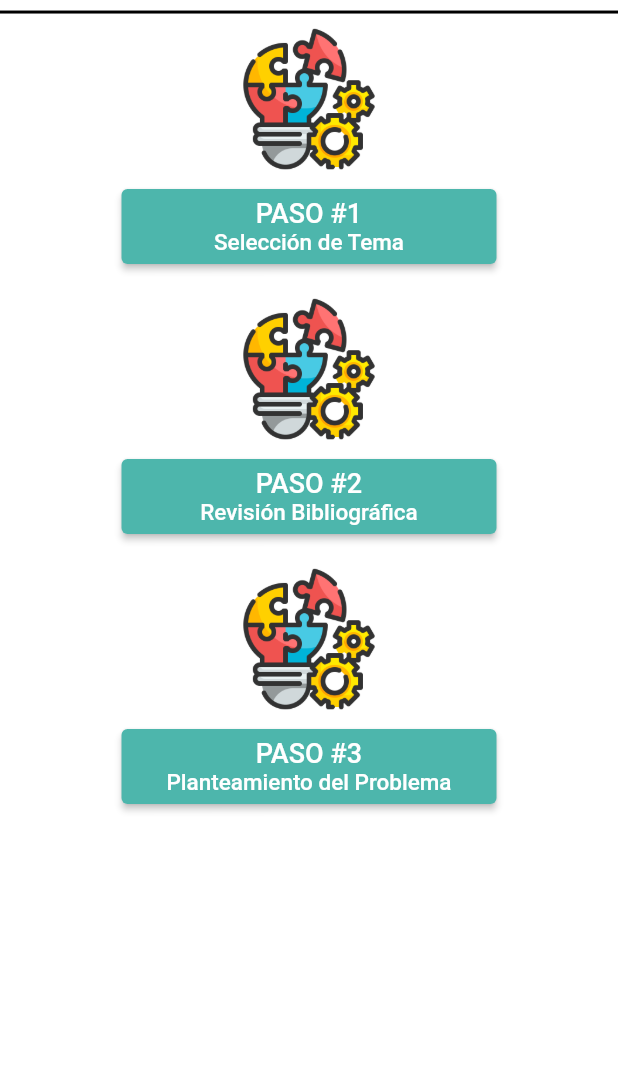
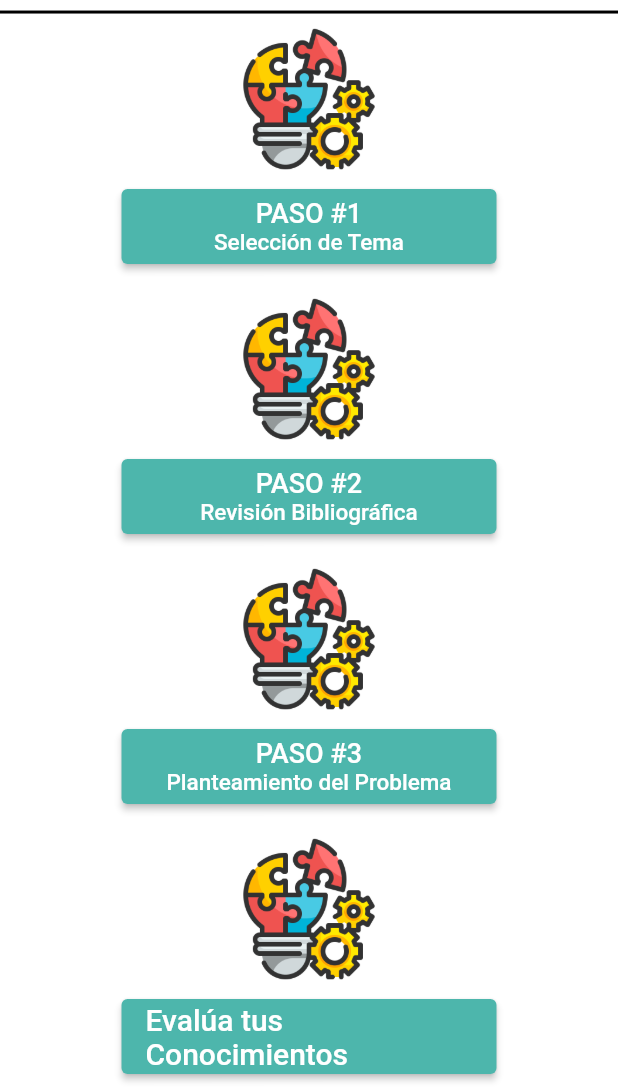
Before and after one commit to Edwin-DEV-py/trabajo, a Flutter app: the Cap1 screen opened directly, on a phone screen of 412 x 824 dp, the part 149-1236 px from its top. Run offline on Flutter 3.47's test engine with Material 2 defaults, Android fonts, the light colour scheme and no system bars; our stand-ins replace get.

Commit message:
ahi vamos

```diff
--- a/lib/views/modules/investigacion/capitulos/capitulo1/cap1.dart
+++ b/lib/views/modules/investigacion/capitulos/capitulo1/cap1.dart
@@ -30,6 +30,7 @@ class Cap1 extends StatelessWidget {
                     SizedBox(height: 20,),
                     btnpasos(context, 'PASO #3', 'Planteamiento del Problema',() { }),
                     SizedBox(height: 20,),
+                    btnQuiz(context, () { })
                   ],
                 ),
               ],
--- a/lib/widgets/btn-pasos.dart
+++ b/lib/widgets/btn-pasos.dart
@@ -35,3 +35,34 @@
     )
   );
 }
+
+
+Widget btnQuiz(BuildContext context, VoidCallback onPressed){
+  return Container(
+    width: 250,
+    height: 160,
+    child: Column(
+      children: [
+        Row(
+          mainAxisAlignment: MainAxisAlignment.center,
+          children: [
+            Image.asset('assets/idea.png', width: 100,)
+          ],
+        ),
+        SizedBox(height: 10),
+        ElevatedButton(
+          onPressed: onPressed,
+          child: Column(
+            mainAxisAlignment: MainAxisAlignment.center,
+            children: [
+              Text('Evalúa tus Conocimientos', style: TextStyle(
+                fontSize: 20
+              ),)
+            ],
+          ),
+          style: ElevatedButton.styleFrom(backgroundColor: AppColors.primaryColor, fixedSize: Size(250,50)),
+        ),
+      ],
+    )
+  );
+}
```
